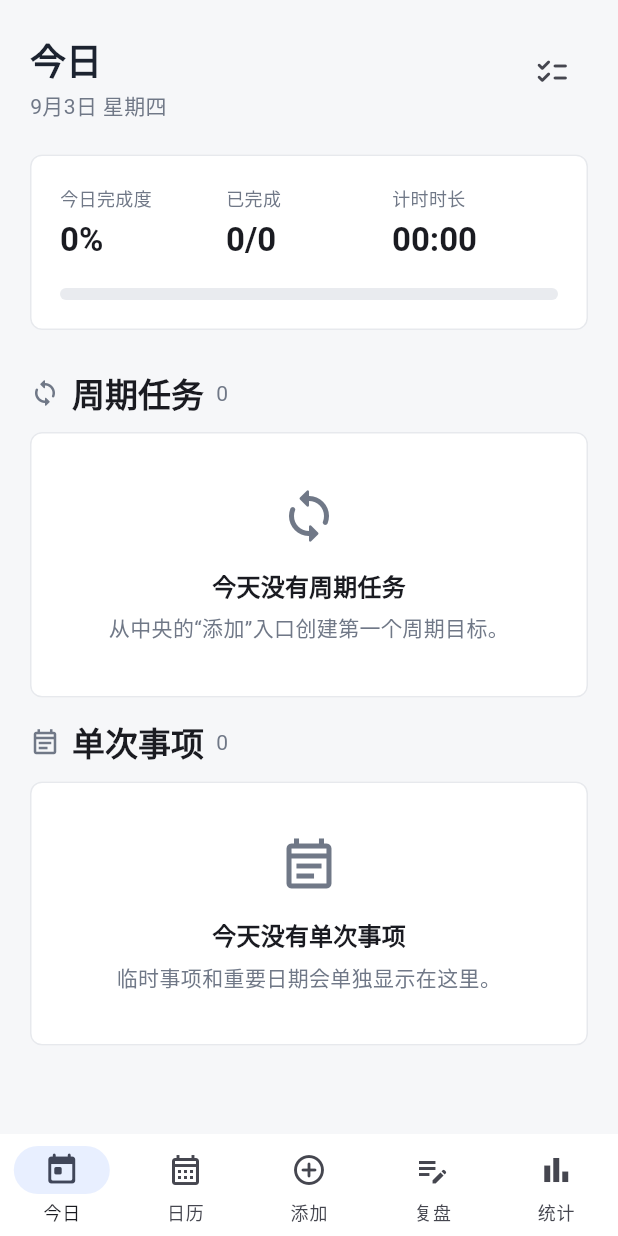
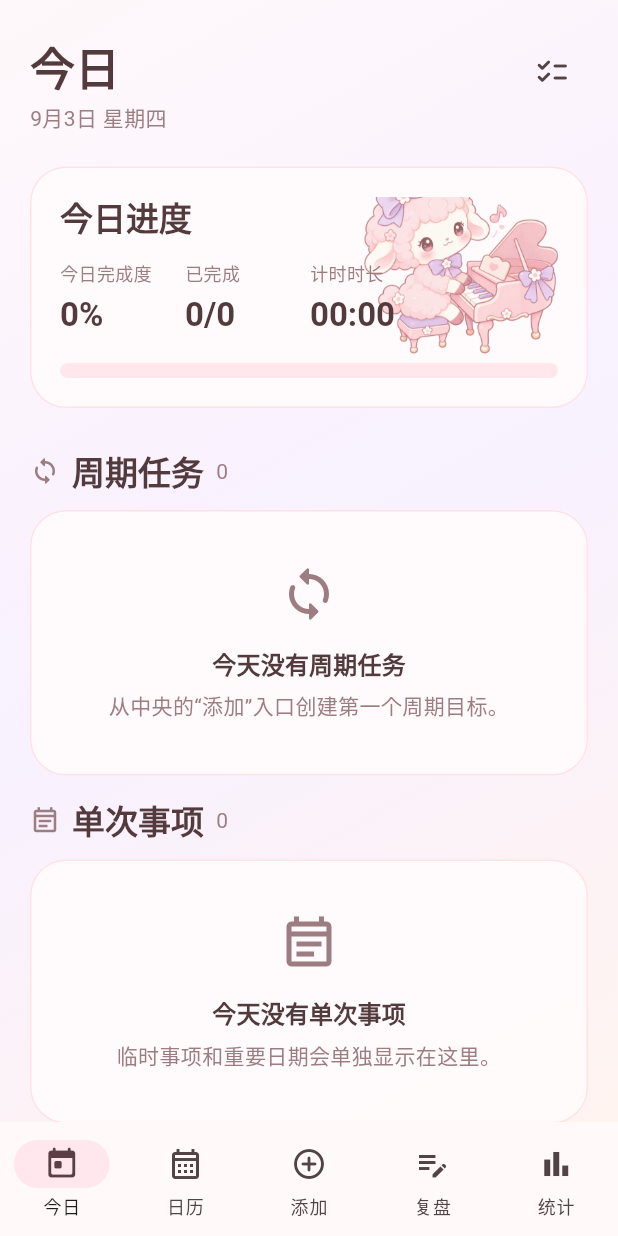
Before and after one commit to Dai-xx66/check-d, a Flutter app: the screen it shows after launch, after a tap on "没有账号，创建一个", after a tap on "离线体验", on a phone screen of 412 x 824 dp. Run offline on Flutter 3.47's test engine with Material 3 defaults, Android fonts, the phone set to English and light mode, and no system bars; our stand-ins replace drift, drift_flutter, flutter_local_notifications, flutter_riverpod, go_router, supabase_flutter and 1 more; accounts and stored records are empty; generated files the repository leaves out were written again.

Commit message:
Apply sweet pastel glass UI theme

```diff
--- a/lib/core/theme/app_theme.dart
+++ b/lib/core/theme/app_theme.dart
@@ -1,17 +1,19 @@
 import 'package:flutter/material.dart';
 
 abstract final class AppColors {
-  static const background = Color(0xFFF6F7F9);
-  static const surface = Colors.white;
-  static const ink = Color(0xFF1C2330);
-  static const muted = Color(0xFF707887);
-  static const border = Color(0xFFE7E9ED);
-  static const primary = Color(0xFF3D73E8);
-  static const green = Color(0xFF45A77A);
-  static const orange = Color(0xFFE69545);
-  static const purple = Color(0xFF8267D9);
-  static const red = Color(0xFFD96060);
-  static const cyan = Color(0xFF3BA3AC);
+  static const background = Color(0xFFFFF7F8);
+  static const surface = Color(0xEFFFFBFC);
+  static const ink = Color(0xFF533B3D);
+  static const muted = Color(0xFF9C7D82);
+  static const border = Color(0xFFFFE2E8);
+  static const primary = Color(0xFFF17F9D);
+  static const green = Color(0xFF7CBFA2);
+  static const orange = Color(0xFFF2AB79);
+  static const purple = Color(0xFFA58AE2);
+  static const red = Color(0xFFE9788B);
+  static const cyan = Color(0xFF78B9C7);
+  static const blush = Color(0xFFFFE7ED);
+  static const lavender = Color(0xFFF0EBFF);
 }
 
 abstract final class AppTheme {
@@ -31,37 +33,85 @@ abstract final class AppTheme {
         'Microsoft YaHei',
         'sans-serif',
       ],
+      textTheme: const TextTheme(
+        headlineSmall: TextStyle(
+          fontSize: 30,
+          fontWeight: FontWeight.w800,
+          color: AppColors.ink,
+        ),
+        titleLarge: TextStyle(
+          fontWeight: FontWeight.w800,
+          color: AppColors.ink,
+        ),
+        titleMedium: TextStyle(
+          fontWeight: FontWeight.w700,
+          color: AppColors.ink,
+        ),
+        bodyMedium: TextStyle(color: AppColors.ink),
+        bodySmall: TextStyle(color: AppColors.muted),
+      ),
       cardTheme: const CardThemeData(
         color: AppColors.surface,
         elevation: 0,
         margin: EdgeInsets.zero,
         shape: RoundedRectangleBorder(
-          borderRadius: BorderRadius.all(Radius.circular(8)),
+          borderRadius: BorderRadius.all(Radius.circular(24)),
           side: BorderSide(color: AppColors.border),
         ),
       ),
       inputDecorationTheme: const InputDecorationTheme(
         filled: true,
-        fillColor: AppColors.surface,
+        fillColor: Color(0xCCFFFFFF),
+        contentPadding: EdgeInsets.symmetric(horizontal: 18, vertical: 16),
         border: OutlineInputBorder(
-          borderRadius: BorderRadius.all(Radius.circular(8)),
+          borderRadius: BorderRadius.all(Radius.circular(18)),
           borderSide: BorderSide(color: AppColors.border),
         ),
         enabledBorder: OutlineInputBorder(
-          borderRadius: BorderRadius.all(Radius.circular(8)),
+          borderRadius: BorderRadius.all(Radius.circular(18)),
           borderSide: BorderSide(color: AppColors.border),
         ),
       ),
+      filledButtonTheme: FilledButtonThemeData(
+        style: FilledButton.styleFrom(
+          backgroundColor: AppColors.primary,
+          foregroundColor: Colors.white,
+          elevation: 0,
+          padding: const EdgeInsets.symmetric(horizontal: 22, vertical: 15),
+          shape: const StadiumBorder(),
+          textStyle: const TextStyle(fontWeight: FontWeight.w700),
+        ),
+      ),
+      outlinedButtonTheme: OutlinedButtonThemeData(
+        style: OutlinedButton.styleFrom(
+          foregroundColor: AppColors.primary,
+          side: const BorderSide(color: Color(0xFFFFB8C8)),
+          shape: const StadiumBorder(),
+        ),
+      ),
+      dialogTheme: const DialogThemeData(
+        backgroundColor: Color(0xF9FFF9FA),
+        shape: RoundedRectangleBorder(
+          borderRadius: BorderRadius.all(Radius.circular(28)),
+          side: BorderSide(color: AppColors.border),
+        ),
+      ),
       navigationBarTheme: const NavigationBarThemeData(
-        backgroundColor: AppColors.surface,
+        backgroundColor: Color(0xF9FFF9FA),
         elevation: 0,
-        height: 68,
-        indicatorColor: Color(0xFFE8EFFF),
+        height: 76,
+        indicatorColor: AppColors.blush,
       ),
       navigationRailTheme: const NavigationRailThemeData(
-        backgroundColor: AppColors.surface,
-        indicatorColor: Color(0xFFE8EFFF),
+        backgroundColor: Colors.transparent,
+        indicatorColor: AppColors.blush,
+        selectedIconTheme: IconThemeData(color: AppColors.primary),
+        selectedLabelTextStyle: TextStyle(
+          color: AppColors.primary,
+          fontWeight: FontWeight.w700,
+        ),
       ),
+      dividerColor: AppColors.border,
     );
   }
 }
--- a/lib/features/shell/presentation/app_shell.dart
+++ b/lib/features/shell/presentation/app_shell.dart
@@ -141,7 +141,7 @@ class _MobileShell extends StatelessWidget {
         : selectedIndex + 1;
 
     return Scaffold(
-      body: page,
+      body: _SweetBackdrop(child: page),
       bottomNavigationBar: NavigationBar(
         selectedIndex: navigationIndex,
         onDestinationSelected: (index) {
@@ -203,9 +203,25 @@ class _DesktopShell extends StatelessWidget {
   @override
   Widget build(BuildContext context) {
     return Scaffold(
-      body: Row(
+      body: _SweetBackdrop(
+        child: Padding(
+          padding: const EdgeInsets.all(16),
+          child: Row(
             children: [
-          NavigationRail(
+              Container(
+                decoration: BoxDecoration(
+                  color: const Color(0xCFFFFFFF),
+                  borderRadius: BorderRadius.circular(28),
+                  border: Border.all(color: Colors.white),
+                  boxShadow: const [
+                    BoxShadow(
+                      color: Color(0x120F0010),
+                      blurRadius: 28,
+                      offset: Offset(0, 10),
+                    ),
+                  ],
+                ),
+                child: NavigationRail(
                   selectedIndex: selectedIndex,
                   extended: MediaQuery.sizeOf(context).width >= 1180,
                   leading: Padding(
@@ -249,10 +265,41 @@ class _DesktopShell extends StatelessWidget {
                   ],
                   onDestinationSelected: onDestinationSelected,
                 ),
-          const VerticalDivider(width: 1, color: AppColors.border),
-          Expanded(child: page),
+              ),
+              const SizedBox(width: 16),
+              Expanded(
+                child: ClipRRect(
+                  borderRadius: BorderRadius.circular(28),
+                  child: ColoredBox(
+                    color: const Color(0x54FFFFFF),
+                    child: page,
+                  ),
+                ),
+              ),
             ],
           ),
+        ),
+      ),
+    );
+  }
+}
+
+class _SweetBackdrop extends StatelessWidget {
+  const _SweetBackdrop({required this.child});
+
+  final Widget child;
+
+  @override
+  Widget build(BuildContext context) {
+    return DecoratedBox(
+      decoration: const BoxDecoration(
+        gradient: LinearGradient(
+          begin: Alignment.topLeft,
+          end: Alignment.bottomRight,
+          colors: [Color(0xFFFFF8FA), Color(0xFFF8F1FF), Color(0xFFFFF4F0)],
+        ),
+      ),
+      child: child,
     );
   }
 }
--- a/lib/features/today/presentation/today_page.dart
+++ b/lib/features/today/presentation/today_page.dart
@@ -143,10 +143,29 @@ class _TodaySummary extends StatelessWidget {
     return Card(
       child: Padding(
         padding: const EdgeInsets.all(20),
-        child: Column(
+        child: Stack(
+          children: [
+            Positioned(
+              right: -6,
+              top: -24,
+              child: IgnorePointer(
+                child: Opacity(
+                  opacity: 0.9,
+                  child: Image.asset(
+                    'assets/images/pink_lamb_piano.png',
+                    width: 150,
+                  ),
+                ),
+              ),
+            ),
+            Column(
               crossAxisAlignment: CrossAxisAlignment.start,
               children: [
-            Row(
+                Text('今日进度', style: Theme.of(context).textTheme.titleLarge),
+                const SizedBox(height: 14),
+                Padding(
+                  padding: const EdgeInsets.only(right: 82),
+                  child: Row(
                     children: [
                       Expanded(
                         child: _Metric(
@@ -168,15 +187,18 @@ class _TodaySummary extends StatelessWidget {
                       ),
                     ],
                   ),
+                ),
                 const SizedBox(height: 18),
                 ClipRRect(
-              borderRadius: BorderRadius.circular(4),
+                  borderRadius: BorderRadius.circular(999),
                   child: LinearProgressIndicator(
                     value: progress,
-                minHeight: 8,
+                    minHeight: 10,
                     color: AppColors.primary,
-                backgroundColor: const Color(0xFFE9EBEF),
+                    backgroundColor: AppColors.blush,
                   ),
+                ),
+              ],
             ),
           ],
         ),
--- a/pubspec.yaml
+++ b/pubspec.yaml
@@ -30,3 +30,5 @@ dev_dependencies:
 
 flutter:
   uses-material-design: true
+  assets:
+    - assets/images/pink_lamb_piano.png
```
Also changed, not shown: assets/images/pink_lamb_piano.png (added), pubspec.lock. Lines whose indentation alone changed are shown as unchanged.
